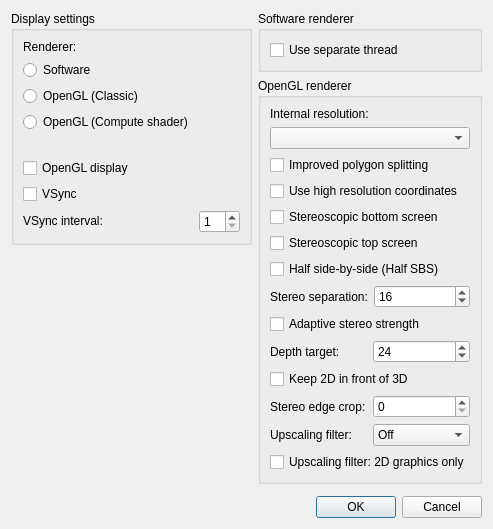
The window that src/frontend/qt_sdl/VideoSettingsDialog.ui (ChristopherCarson/melonDS) describes before a commit, drawn with Qt 5.
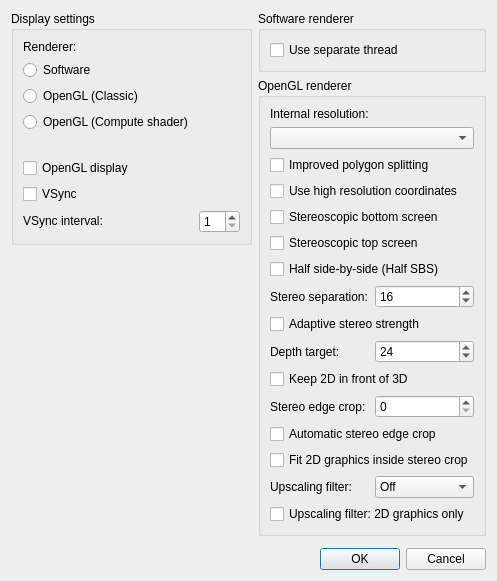
The same window after the commit.

Patch:
```diff
--- a/src/frontend/qt_sdl/VideoSettingsDialog.ui
+++ b/src/frontend/qt_sdl/VideoSettingsDialog.ui
@@ -107,7 +107,7 @@
         </item>
        </layout>
       </item>
-      <item row="12" column="0">
+      <item row="14" column="0">
        <layout class="QHBoxLayout" name="upscaleFilterLayout">
         <item>
          <widget class="QLabel" name="labelUpscaleFilter">
@@ -140,7 +140,7 @@
         </item>
        </layout>
       </item>
-      <item row="13" column="0">
+      <item row="15" column="0">
        <widget class="QCheckBox" name="cbHQ4x2DOnly">
         <property name="toolTip">
          <string>Apply the upscaling filter only to 2D graphics (backgrounds, sprites, text) and keep 3D models sharp.</string>
@@ -234,6 +234,26 @@
         </item>
        </layout>
       </item>
+      <item row="12" column="0">
+       <widget class="QCheckBox" name="cbStereoAutoCrop">
+        <property name="toolTip">
+         <string>Estimate the stereo edge crop from the scene. The crop can grow immediately and decreases gradually; the manual crop remains the minimum.</string>
+        </property>
+        <property name="text">
+         <string>Automatic stereo edge crop</string>
+        </property>
+       </widget>
+      </item>
+      <item row="13" column="0">
+       <widget class="QCheckBox" name="cbStereoInset2D">
+        <property name="toolTip">
+         <string>Squeeze 2D graphics between the stereo crop bars. Touch input follows the inset 2D image; 3D-based touch targets may no longer align.</string>
+        </property>
+        <property name="text">
+         <string>Fit 2D graphics inside stereo crop</string>
+        </property>
+       </widget>
+      </item>
      </layout>
     </widget>
    </item>
```
Left out of the diff: 2 changed lines with no effect on the pictures.
